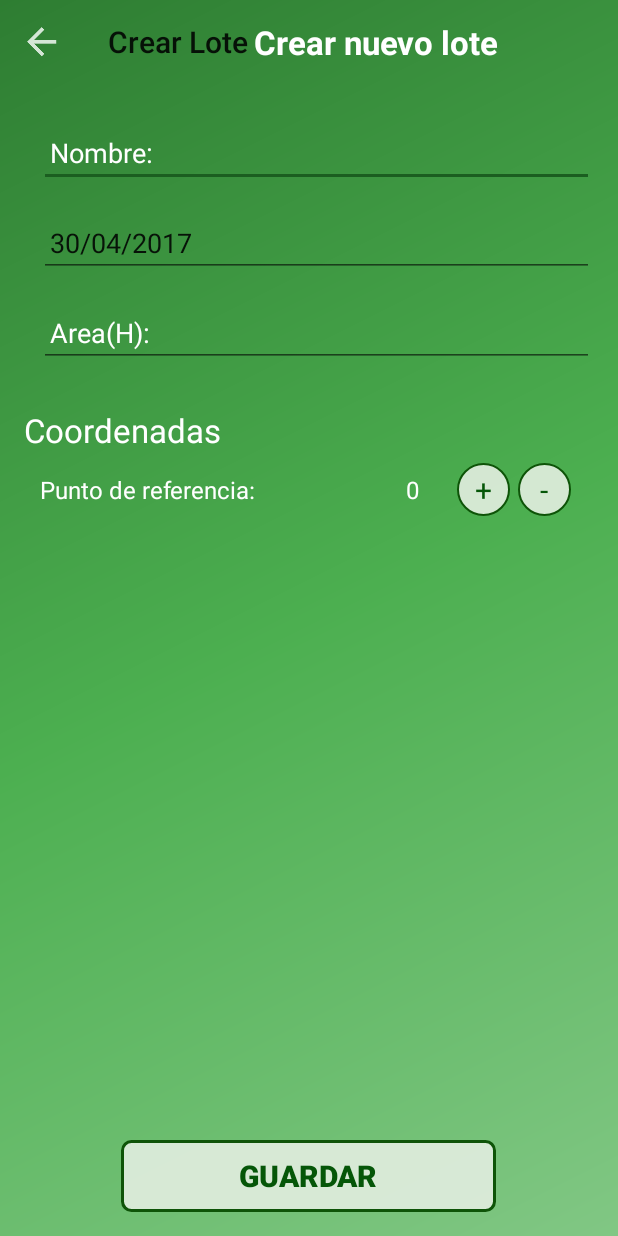
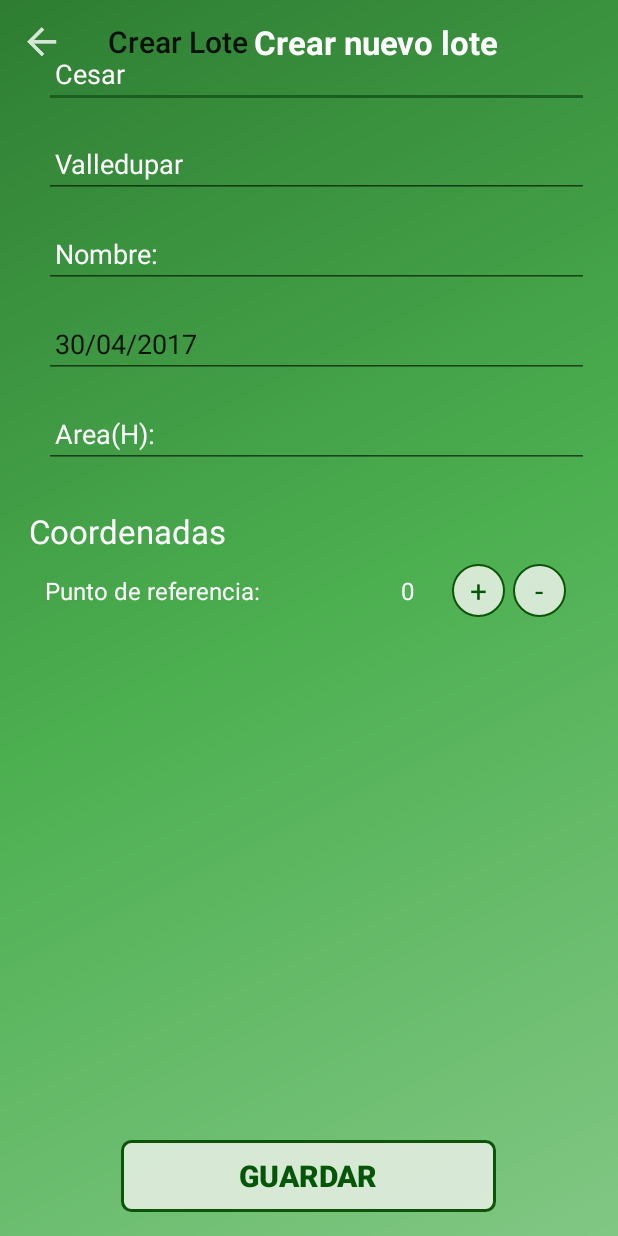
Before and after one commit to OscarV2/reforest2, an Android app: the CrearLote screen opened directly, with no data from a screen before it, on a phone screen of 412 x 824 dp. Run offline under Robolectric (Android 15) with nearby library versions, the phone set to English and light mode, and no system bars.

```diff
--- a/app/src/main/java/com/jegg/reforest/Entidades/ArbolEspecie.java
+++ b/app/src/main/java/com/jegg/reforest/Entidades/ArbolEspecie.java
@@ -13,10 +13,10 @@ public class ArbolEspecie {
     @DatabaseField(generatedId = true, columnName = Constantes.ID_ESPECIE_ARBOL)
     private int id;
 
-    @DatabaseField(columnName = Constantes.ARBOL_ESPECIE_ARBOL, canBeNull = false)
+    @DatabaseField(columnName = Constantes.ARBOL_ESPECIE_ARBOL, foreign = true)
     private Arbol arbol;
 
-    @DatabaseField(columnName = Constantes.ESPECIE_ESPECIE_ARBOL, canBeNull = false)
+    @DatabaseField(columnName = Constantes.ESPECIE_ESPECIE_ARBOL, foreign = true)
     private Especie especie;
 
     public int getId() {
--- a/app/src/main/java/com/jegg/reforest/Entidades/ArbolEstado.java
+++ b/app/src/main/java/com/jegg/reforest/Entidades/ArbolEstado.java
@@ -10,10 +10,10 @@ public class ArbolEstado {
     @DatabaseField(generatedId = true, columnName = Constantes.ARBOL_ID)
     private int id;
 
-    @DatabaseField(columnName = Constantes.ID_ARBOL_ESTADO, canBeNull = false)
+    @DatabaseField(columnName = Constantes.ID_ARBOL_ESTADO, canBeNull = false, foreign = true)
     private Arbol arbol;
 
-    @DatabaseField(columnName = Constantes.ESTADO_ARBOL_ESTADO, canBeNull = false)
+    @DatabaseField(columnName = Constantes.ESTADO_ARBOL_ESTADO, canBeNull = false, foreign = true)
     private Estado estado;
 
     public int getId() {
--- a/app/src/main/java/com/jegg/reforest/Entidades/DesarrolloActividades.java
+++ b/app/src/main/java/com/jegg/reforest/Entidades/DesarrolloActividades.java
@@ -24,13 +24,13 @@ public class DesarrolloActividades {
     @DatabaseField(columnName = Constantes.FECHA_DESARROLLO_ACTIVIDADES, canBeNull = false)
     private Date fecha;
 
-    @DatabaseField(columnName = Constantes.ACTIVIDAD_DESARROLLO_ACTIVIDADES)
+    @DatabaseField(columnName = Constantes.ACTIVIDAD_DESARROLLO_ACTIVIDADES, foreign = true)
     private Actividad idActividad;
 
-    @DatabaseField(columnName = Constantes.ARBOL_DESARROLLO_ACTIVIDADES, canBeNull = false)
+    @DatabaseField(columnName = Constantes.ARBOL_DESARROLLO_ACTIVIDADES, canBeNull = false, foreign = true)
     private Arbol arbol;
 
-    @DatabaseField(columnName = Constantes.PERSONA_DESARROLLO_ACTIVIDADES)
+    @DatabaseField(columnName = Constantes.PERSONA_DESARROLLO_ACTIVIDADES, foreign = true)
     private Persona persona;
 
     public DesarrolloActividades(String urlFoto, String comentario, Date fecha, Actividad idActividad, Arbol arbol, Persona persona) {
--- a/app/src/main/java/com/jegg/reforest/Entidades/Persona.java
+++ b/app/src/main/java/com/jegg/reforest/Entidades/Persona.java
@@ -24,7 +24,7 @@ public class Persona {
     @DatabaseField(columnName = Constantes.FECHA_NACIMIENTO_PERSONAS)
     private Date fecha;
 
-    @DatabaseField(columnName = Constantes.NOMBRE_PERSONAS)
+    @DatabaseField(columnName = Constantes.DIRECCION_PERSONAS)
     private String direccion;
 
     @DatabaseField(columnName = Constantes.TELEFONO_PERSONAS)
--- a/app/src/main/res/layout/activity_crear_lote.xml
+++ b/app/src/main/res/layout/activity_crear_lote.xml
@@ -13,7 +13,7 @@
     <LinearLayout
         android:layout_width="match_parent"
         android:layout_height="wrap_content"
-        android:orientation="vertical">
+        android:orientation="vertical"/>
 
         <android.support.v7.widget.Toolbar
             android:layout_width="match_parent"
@@ -35,8 +35,47 @@
             android:layout_width="match_parent"
             android:layout_height="wrap_content"
             android:orientation="vertical"
-            android:padding="16dp">
+            android:padding="19dp">
 
+            <LinearLayout
+                android:id="@+id/layDepartamento"
+                android:layout_width="match_parent"
+                android:layout_height="wrap_content"
+                android:orientation="vertical">
+                <LinearLayout
+                    android:layout_width="match_parent"
+                    android:layout_height="60dp"
+                    android:orientation="horizontal"
+                    android:gravity="center_vertical"
+                    android:layout_marginLeft="10dp">
+                    <EditText
+                        android:layout_width="match_parent"
+                        android:layout_height="wrap_content"
+                        android:text="Cesar"
+                        android:paddingLeft="7dp"
+                        android:textColor="@color/white"
+                        android:id="@+id/departamento_crear_lote"
+                        android:textColorHint="@color/white"
+                        android:maxLines="1" />
+
+                </LinearLayout>
+                <LinearLayout
+                    android:layout_width="match_parent"
+                    android:layout_height="60dp"
+                    android:orientation="horizontal"
+                    android:gravity="center_vertical"
+                    android:layout_marginLeft="10dp">
+                    <EditText
+                        android:layout_width="match_parent"
+                        android:layout_height="wrap_content"
+                        android:text="Valledupar"
+                        android:paddingLeft="7dp"
+                        android:textColor="@color/white"
+                        android:id="@+id/municipio_crear_lote"
+                        android:textColorHint="@color/white"
+                        android:maxLines="1" />
+
+                </LinearLayout>
             <LinearLayout
                 android:id="@+id/calendario"
                 android:layout_width="match_parent"
@@ -56,7 +95,6 @@
                         android:id="@+id/nombre_crear_lote"
                         android:textColorHint="@color/white"
                         android:maxLines="1" />
-
 
                 </LinearLayout>
 
--- a/app/src/main/res/values/strings.xml
+++ b/app/src/main/res/values/strings.xml
@@ -47,6 +47,7 @@
     <!-- Actividad Lotes  -->
     <string name="lotes">Lotes</string>
     <string name="area_h">Area(H):</string>
+    <string name="title_activity_mapa_crear_lote">Map</string>
 
 
 </resources>
```
Also changed, not shown: app/build.gradle (+5 -3 lines), app/src/main/java/com/jegg/reforest/Actividades/CrearLote.java (+13 -0 lines), app/src/main/java/com/jegg/reforest/Actividades/MainActivity.java (+21 -0 lines), app/src/main/java/com/jegg/reforest/Actividades/Mapa.java (+125 -30 lines), app/src/main/java/com/jegg/reforest/DBdatos/basededatos.java (+20 -0 lines), app/src/main/res/raw/ormliteconfig.txt (+9 -4 lines), app/src/main/AndroidManifest.xml (line endings or trailing spaces), 3 other files.
